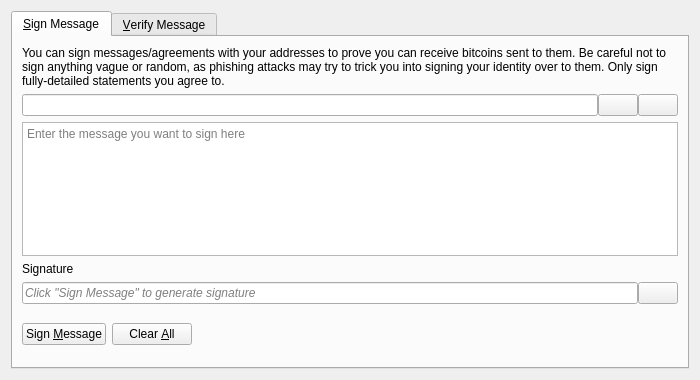
Qt form src/qt/forms/signverifymessagedialog.ui (wbubblerteam/bubcoin) before a commit.
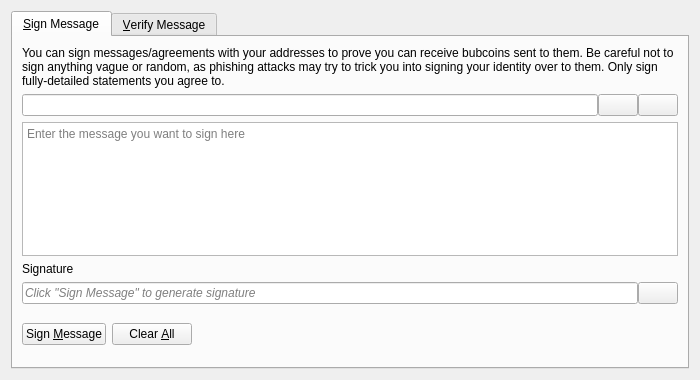
The same form after that commit. Icons and pictures are not drawn. Custom widgets are drawn as their Qt base class.

Diff of the .ui file:
```diff
--- a/src/qt/forms/signverifymessagedialog.ui
+++ b/src/qt/forms/signverifymessagedialog.ui
@@ -30,7 +30,7 @@
        <item>
         <widget class="QLabel" name="infoLabel_SM">
          <property name="text">
-          <string>You can sign messages/agreements with your addresses to prove you can receive bitcoins sent to them. Be careful not to sign anything vague or random, as phishing attacks may try to trick you into signing your identity over to them. Only sign fully-detailed statements you agree to.</string>
+          <string>You can sign messages/agreements with your addresses to prove you can receive bubcoins sent to them. Be careful not to sign anything vague or random, as phishing attacks may try to trick you into signing your identity over to them. Only sign fully-detailed statements you agree to.</string>
          </property>
          <property name="textFormat">
           <enum>Qt::PlainText</enum>
```
Left out of the diff: 26 changed lines with no effect on the pictures.
